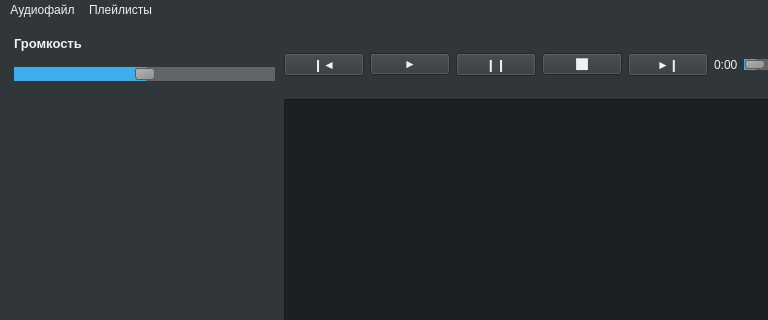
Qt form static/audioplayer.ui (Jacute/ap) before a commit; both pictures show x 0 to 768 and y 0 to 320 of the 1024 by 778 pixel window.
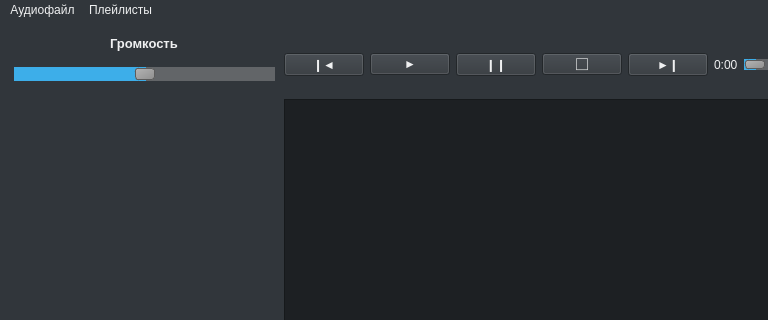
The same form after that commit. Icons and pictures are not drawn.

Commit message: Поправка интерфейса

Patch:
```diff
--- a/static/audioplayer.ui
+++ b/static/audioplayer.ui
@@ -607,7 +607,7 @@
 }</string>
           </property>
           <property name="text">
-           <string>⬛</string>
+           <string>⬜</string>
           </property>
          </widget>
         </item>
@@ -858,7 +858,7 @@
         </rect>
        </property>
        <layout class="QVBoxLayout" name="volume_layout">
-        <item>
+        <item alignment="Qt::AlignHCenter">
          <widget class="QLabel" name="volume_label">
           <property name="font">
            <font>
```
The commit also changes 1 other file.
